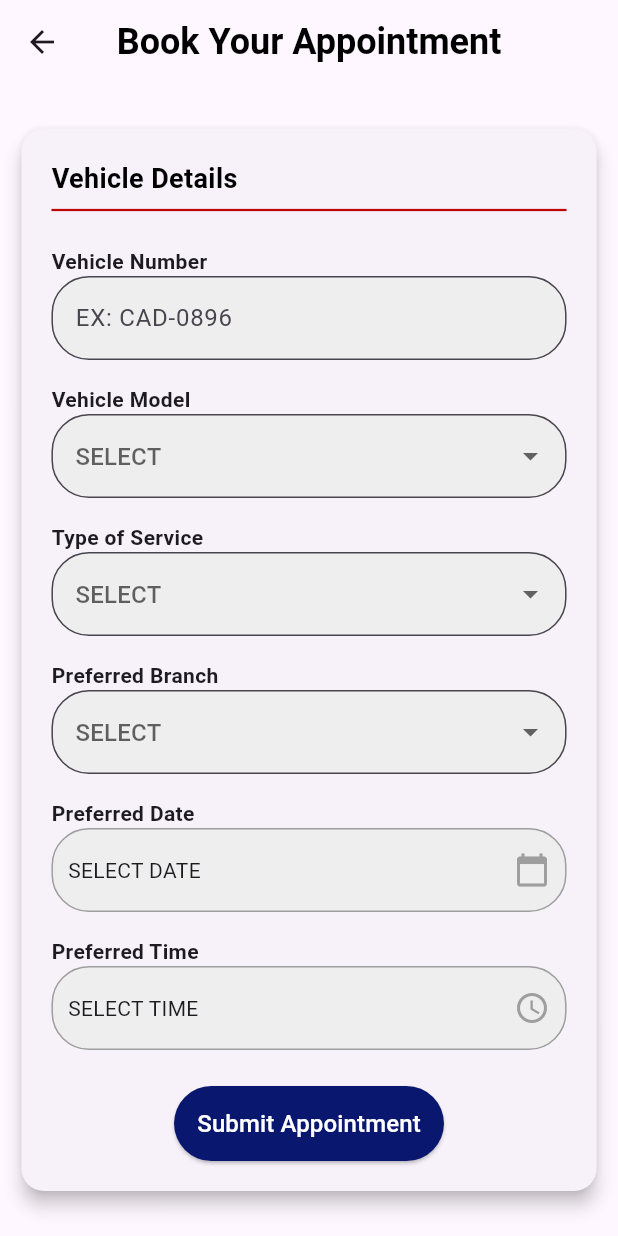
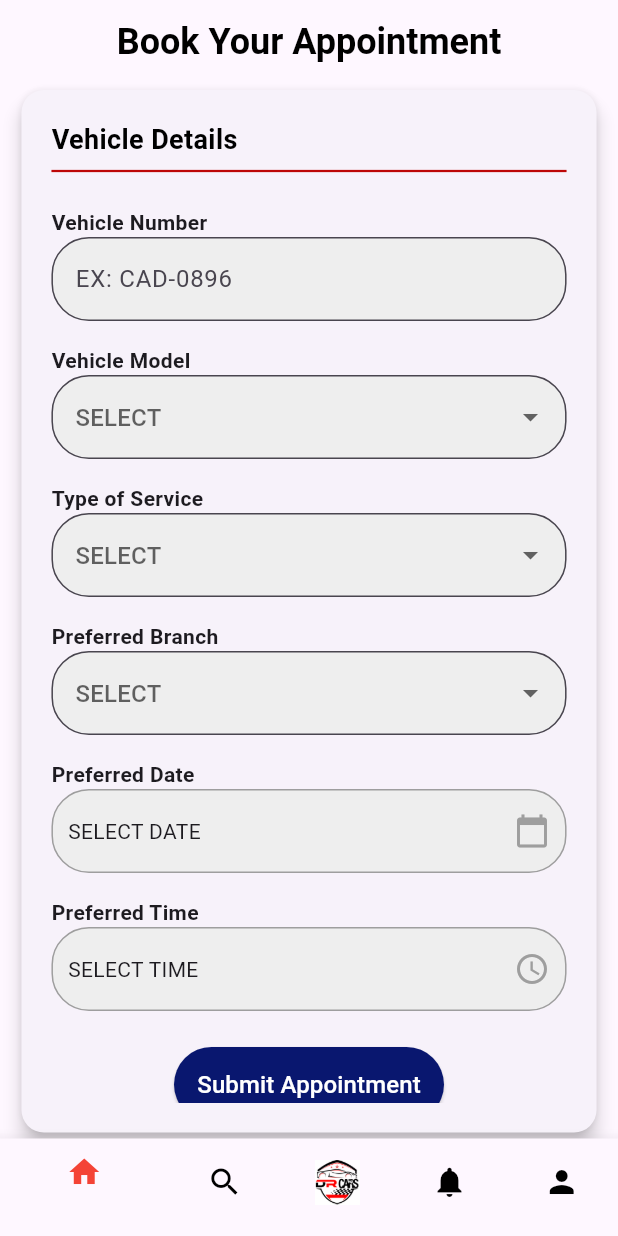
Before and after one commit to IsiraAdithyaWithana/Dr.-Cars, a Flutter app: the AppointmentsPage screen opened directly, on a phone screen of 412 x 824 dp. Run offline on Flutter 3.47's test engine with Material 3 defaults, Android fonts, the phone set to English and light mode, and no system bars; our stand-ins replace font_awesome_flutter.

Commit message:
idk there were some unstaged commits

```diff
--- a/lib/interface/appointments.dart
+++ b/lib/interface/appointments.dart
@@ -170,6 +170,22 @@ Widget build(BuildContext context) {
         );
       },
     ),
+
+  bottomNavigationBar: BottomNavigationBar(
+        items: [
+          BottomNavigationBarItem(icon: Icon(Icons.home), label: ''),
+          BottomNavigationBarItem(icon: Icon(Icons.search), label: ''),
+          BottomNavigationBarItem(
+            icon: Image.asset('images/logo.png', height: 30),
+            label: '',
+          ),
+          BottomNavigationBarItem(icon: Icon(Icons.notifications), label: ''),
+          BottomNavigationBarItem(icon: Icon(Icons.person), label: ''),
+        ],
+        selectedItemColor: Colors.red,
+        unselectedItemColor: Colors.black,
+      ),
+
   );
 }
 
--- a/lib/main.dart
+++ b/lib/main.dart
@@ -8,7 +8,6 @@ import 'package:flutter/material.dart';
 import 'main/signin.dart';
 import 'package:dr_cars/interface/appointments.dart';
 import 'package:dr_cars/interface/dashboard.dart';
-import 'package:dr_cars/interface/checkout.dart';
 
 void main() {
   runApp(MyApp());
@@ -19,6 +18,6 @@ class MyApp extends StatelessWidget {
 
   @override
   Widget build(BuildContext context) {
-    return MaterialApp(debugShowCheckedModeBanner: false, home: CheckoutPage());
+    return MaterialApp(debugShowCheckedModeBanner: false, home: AppointmentsPage());
   }
 }
```
Also changed, not shown: lib/interface/checkout.dart (deleted, +0 -115 lines).
